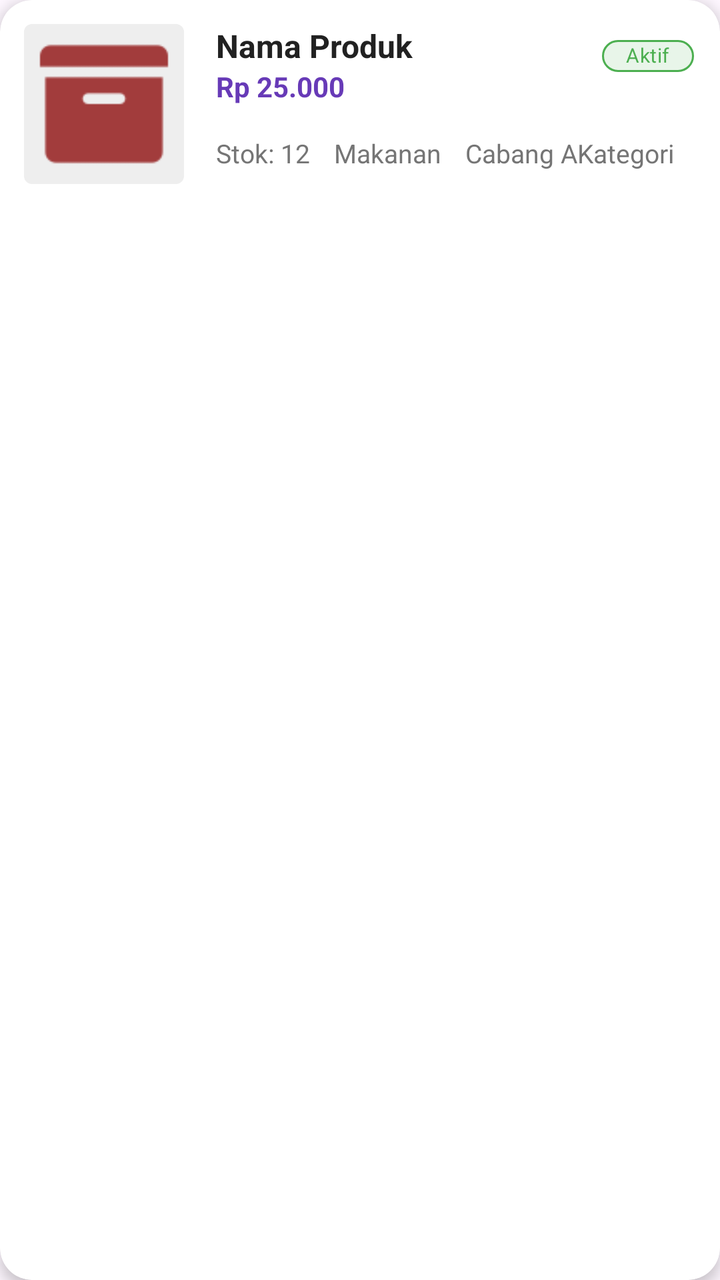
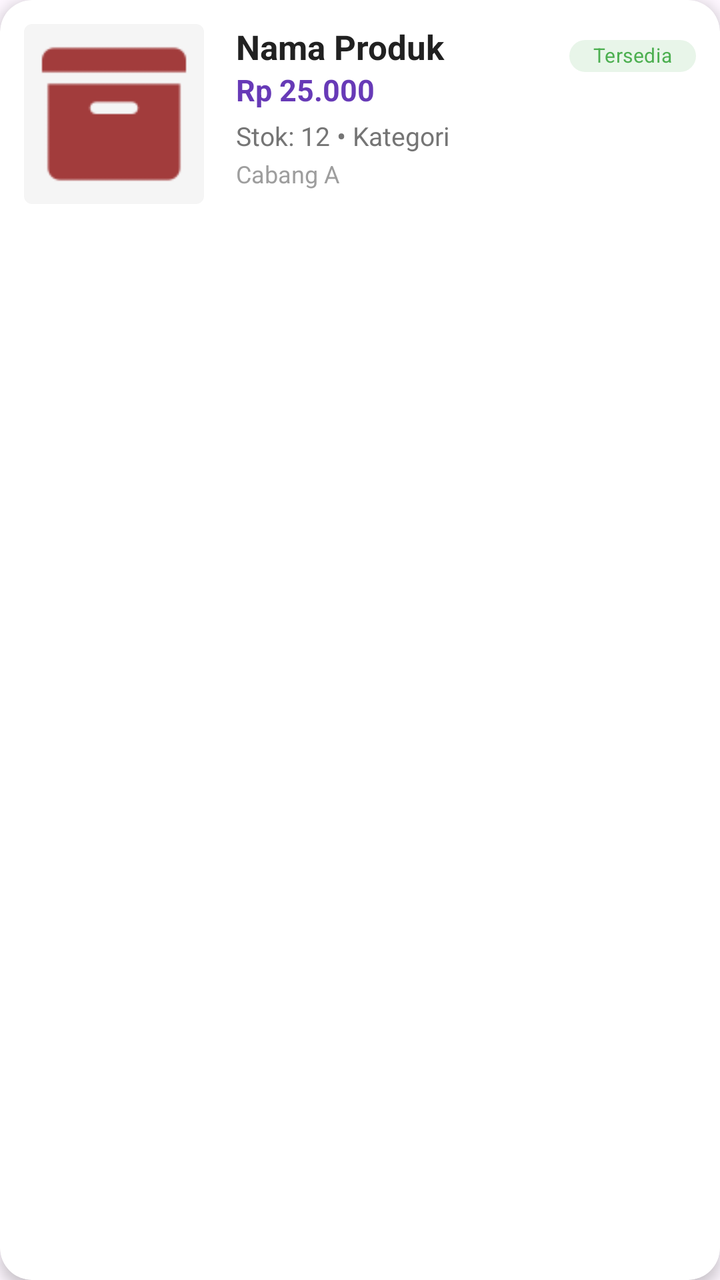

Before-and-after screenshots of an Android layout around one commit, followed by the original layout XML and the change that was made.
<!-- AndroidManifest.xml: application theme Theme.Penjualan -->
<!-- res/layout/item_menu.xml -->
<?xml version="1.0" encoding="utf-8"?>
<androidx.cardview.widget.CardView xmlns:android="http://schemas.android.com/apk/res/android"
    xmlns:app="http://schemas.android.com/apk/res-auto"
    xmlns:tools="http://schemas.android.com/tools"
    android:layout_width="match_parent"
    android:layout_height="wrap_content"
    android:layout_marginHorizontal="16dp"
    android:layout_marginVertical="8dp"
    app:cardCornerRadius="16dp"
    app:cardElevation="4dp">

    <androidx.constraintlayout.widget.ConstraintLayout
        android:layout_width="match_parent"
        android:layout_height="wrap_content"
        android:padding="12dp">

        <com.google.android.material.imageview.ShapeableImageView
            android:id="@+id/ivItemFoto"
            android:layout_width="80dp"
            android:layout_height="80dp"
            android:scaleType="centerCrop"
            android:background="#EEEEEE"
            app:layout_constraintStart_toStartOf="parent"
            app:layout_constraintTop_toTopOf="parent"
            app:layout_constraintBottom_toBottomOf="parent"
            app:shapeAppearanceOverlay="@style/ShapeAppearance.MaterialComponents.SmallComponent"
            app:srcCompat="@drawable/ic_produk" />
        <TextView
            android:id="@+id/tvItemNama"
            android:layout_width="0dp"
            android:layout_height="wrap_content"
            android:layout_marginStart="16dp"
            android:layout_marginEnd="8dp"
            android:text="Nama Produk"
            android:textColor="#212121"
            android:textSize="16sp"
            android:textStyle="bold"
            app:layout_constraintEnd_toStartOf="@+id/chipItemStatus"
            app:layout_constraintStart_toEndOf="@+id/ivItemFoto"
            app:layout_constraintTop_toTopOf="@+id/ivItemFoto" />

        <TextView
            android:id="@+id/tvItemHarga"
            android:layout_width="wrap_content"
            android:layout_height="wrap_content"
            android:text="Rp 25.000"
            android:textColor="#673AB7"
            android:textSize="14sp"
            android:textStyle="bold"
            app:layout_constraintStart_toStartOf="@+id/tvItemNama"
            app:layout_constraintTop_toBottomOf="@+id/tvItemNama" />

        <LinearLayout
            android:layout_width="0dp"
            android:layout_height="wrap_content"
            android:layout_marginTop="8dp"
            android:orientation="horizontal"
            app:layout_constraintBottom_toBottomOf="parent"
            app:layout_constraintEnd_toEndOf="parent"
            app:layout_constraintStart_toStartOf="@+id/tvItemHarga"
            app:layout_constraintTop_toBottomOf="@+id/tvItemHarga">

            <TextView
                android:id="@+id/tvItemStok"
                android:layout_width="wrap_content"
                android:layout_height="wrap_content"
                android:layout_marginEnd="12dp"
                android:drawablePadding="4dp"
                android:text="Stok: 12"
                android:textColor="#757575"
                android:textSize="13sp"
                app:drawableTint="#757575" />

            <TextView
                android:id="@+id/tvItemKategori"
                android:layout_width="wrap_content"
                android:layout_height="wrap_content"
                android:layout_marginEnd="12dp"
                android:drawablePadding="4dp"
                android:text="Makanan"
                android:textColor="#757575"
                android:textSize="13sp"
                app:drawableTint="#757575" />

            <TextView
                android:id="@+id/tvItemCabang"
                android:layout_width="wrap_content"
                android:layout_height="wrap_content"
                android:drawablePadding="4dp"
                android:text="Cabang A"
                android:textColor="#757575"
                android:textSize="13sp"
                app:drawableTint="#757575" />

            <TextView
                android:id="@+id/tvItemKategori"
                android:layout_width="wrap_content"
                android:layout_height="wrap_content"
                android:drawablePadding="4dp"
                android:text="Kategori"
                android:textColor="#757575"
                android:textSize="13sp"
                app:drawableTint="#757575" />

        </LinearLayout>

        <com.google.android.material.chip.Chip
            android:id="@+id/chipItemStatus"
            style="@style/Widget.MaterialComponents.Chip.Choice"
            android:layout_width="wrap_content"
            android:layout_height="32dp"
            android:clickable="false"
            android:text="Aktif"
            android:textColor="#4CAF50"
            android:textSize="10sp"
            app:chipBackgroundColor="#E8F5E9"
            app:chipStrokeColor="#4CAF50"
            app:chipStrokeWidth="1dp"
            app:layout_constraintEnd_toEndOf="parent"
            app:layout_constraintTop_toTopOf="parent" />

    </androidx.constraintlayout.widget.ConstraintLayout>

</androidx.cardview.widget.CardView>
<!-- resources referenced by this layout -->
<resources>
  <!-- drawable ic_produk: png bitmap (drawable, 731 bytes) -->
  <style name="Theme.Penjualan" parent="Base.Theme.Penjualan" />
  <style name="Base.Theme.Penjualan" parent="Theme.Material3.DayNight.NoActionBar">
          
          
      </style>
</resources>

<!-- the commit's change to res/layout/item_menu.xml (unified diff, before → after) -->
@@ -1,7 +1,6 @@
 <?xml version="1.0" encoding="utf-8"?>
 <androidx.cardview.widget.CardView xmlns:android="http://schemas.android.com/apk/res/android"
     xmlns:app="http://schemas.android.com/apk/res-auto"
-    xmlns:tools="http://schemas.android.com/tools"
     android:layout_width="match_parent"
     android:layout_height="wrap_content"
     android:layout_marginHorizontal="16dp"
@@ -16,15 +15,16 @@
 
         <com.google.android.material.imageview.ShapeableImageView
             android:id="@+id/ivItemFoto"
-            android:layout_width="80dp"
-            android:layout_height="80dp"
+            android:layout_width="90dp"
+            android:layout_height="90dp"
             android:scaleType="centerCrop"
-            android:background="#EEEEEE"
+            android:background="#F5F5F5"
             app:layout_constraintStart_toStartOf="parent"
             app:layout_constraintTop_toTopOf="parent"
             app:layout_constraintBottom_toBottomOf="parent"
             app:shapeAppearanceOverlay="@style/ShapeAppearance.MaterialComponents.SmallComponent"
             app:srcCompat="@drawable/ic_produk" />
+
         <TextView
             android:id="@+id/tvItemNama"
             android:layout_width="0dp"
@@ -33,11 +33,13 @@
             android:layout_marginEnd="8dp"
             android:text="Nama Produk"
             android:textColor="#212121"
-            android:textSize="16sp"
+            android:textSize="17sp"
             android:textStyle="bold"
+            android:maxLines="1"
+            android:ellipsize="end"
             app:layout_constraintEnd_toStartOf="@+id/chipItemStatus"
             app:layout_constraintStart_toEndOf="@+id/ivItemFoto"
-            app:layout_constraintTop_toTopOf="@+id/ivItemFoto" />
+            app:layout_constraintTop_toTopOf="parent" />
 
         <TextView
             android:id="@+id/tvItemHarga"
@@ -45,64 +47,57 @@
             android:layout_height="wrap_content"
             android:text="Rp 25.000"
             android:textColor="#673AB7"
-            android:textSize="14sp"
+            android:textSize="15sp"
             android:textStyle="bold"
             app:layout_constraintStart_toStartOf="@+id/tvItemNama"
             app:layout_constraintTop_toBottomOf="@+id/tvItemNama" />
 
-        <LinearLayout
+        <TextView
+            android:id="@+id/tvItemStok"
+            android:layout_width="wrap_content"
+            android:layout_height="wrap_content"
+            android:layout_marginTop="4dp"
+            android:text="Stok: 12"
+            android:textColor="#757575"
+            android:textSize="13sp"
+            app:layout_constraintStart_toStartOf="@+id/tvItemHarga"
+            app:layout_constraintTop_toBottomOf="@+id/tvItemHarga" />
+
+        <TextView
+            android:id="@+id/tvItemDot"
+            android:layout_width="wrap_content"
+            android:layout_height="wrap_content"
+            android:text=" • "
+            android:textColor="#757575"
+            app:layout_constraintBottom_toBottomOf="@+id/tvItemStok"
+            app:layout_constraintStart_toEndOf="@+id/tvItemStok"
+            app:layout_constraintTop_toTopOf="@+id/tvItemStok" />
+
+        <TextView
+            android:id="@+id/tvItemKategori"
             android:layout_width="0dp"
             android:layout_height="wrap_content"
-            android:layout_marginTop="8dp"
-            android:orientation="horizontal"
-            app:layout_constraintBottom_toBottomOf="parent"
+            android:text="Kategori"
+            android:textColor="#757575"
+            android:textSize="13sp"
+            android:maxLines="1"
+            android:ellipsize="end"
+            app:layout_constraintBottom_toBottomOf="@+id/tvItemStok"
             app:layout_constraintEnd_toEndOf="parent"
-            app:layout_constraintStart_toStartOf="@+id/tvItemHarga"
-            app:layout_constraintTop_toBottomOf="@+id/tvItemHarga">
+            app:layout_constraintStart_toEndOf="@+id/tvItemDot"
+            app:layout_constraintTop_toTopOf="@+id/tvItemStok" />
 
-            <TextView
-                android:id="@+id/tvItemStok"
-                android:layout_width="wrap_content"
-                android:layout_height="wrap_content"
-                android:layout_marginEnd="12dp"
-                android:drawablePadding="4dp"
-                android:text="Stok: 12"
-                android:textColor="#757575"
-                android:textSize="13sp"
-                app:drawableTint="#757575" />
-
-            <TextView
-                android:id="@+id/tvItemKategori"
-                android:layout_width="wrap_content"
-                android:layout_height="wrap_content"
-                android:layout_marginEnd="12dp"
-                android:drawablePadding="4dp"
-                android:text="Makanan"
-                android:textColor="#757575"
-                android:textSize="13sp"
-                app:drawableTint="#757575" />
-
-            <TextView
-                android:id="@+id/tvItemCabang"
-                android:layout_width="wrap_content"
-                android:layout_height="wrap_content"
-                android:drawablePadding="4dp"
-                android:text="Cabang A"
-                android:textColor="#757575"
-                android:textSize="13sp"
-                app:drawableTint="#757575" />
-
-            <TextView
-                android:id="@+id/tvItemKategori"
-                android:layout_width="wrap_content"
-                android:layout_height="wrap_content"
-                android:drawablePadding="4dp"
-                android:text="Kategori"
-                android:textColor="#757575"
-                android:textSize="13sp"
-                app:drawableTint="#757575" />
-
-        </LinearLayout>
+        <TextView
+            android:id="@+id/tvItemCabang"
+            android:layout_width="0dp"
+            android:layout_height="wrap_content"
+            android:layout_marginTop="2dp"
+            android:text="Cabang A"
+            android:textColor="#9E9E9E"
+            android:textSize="12sp"
+            app:layout_constraintEnd_toEndOf="parent"
+            app:layout_constraintStart_toStartOf="@+id/tvItemStok"
+            app:layout_constraintTop_toBottomOf="@+id/tvItemStok" />
 
         <com.google.android.material.chip.Chip
             android:id="@+id/chipItemStatus"
@@ -110,15 +105,13 @@
             android:layout_width="wrap_content"
             android:layout_height="32dp"
             android:clickable="false"
-            android:text="Aktif"
+            android:text="Tersedia"
             android:textColor="#4CAF50"
             android:textSize="10sp"
             app:chipBackgroundColor="#E8F5E9"
-            app:chipStrokeColor="#4CAF50"
-            app:chipStrokeWidth="1dp"
+            app:chipStrokeWidth="0dp"
             app:layout_constraintEnd_toEndOf="parent"
             app:layout_constraintTop_toTopOf="parent" />
 
     </androidx.constraintlayout.widget.ConstraintLayout>
-
 </androidx.cardview.widget.CardView>
